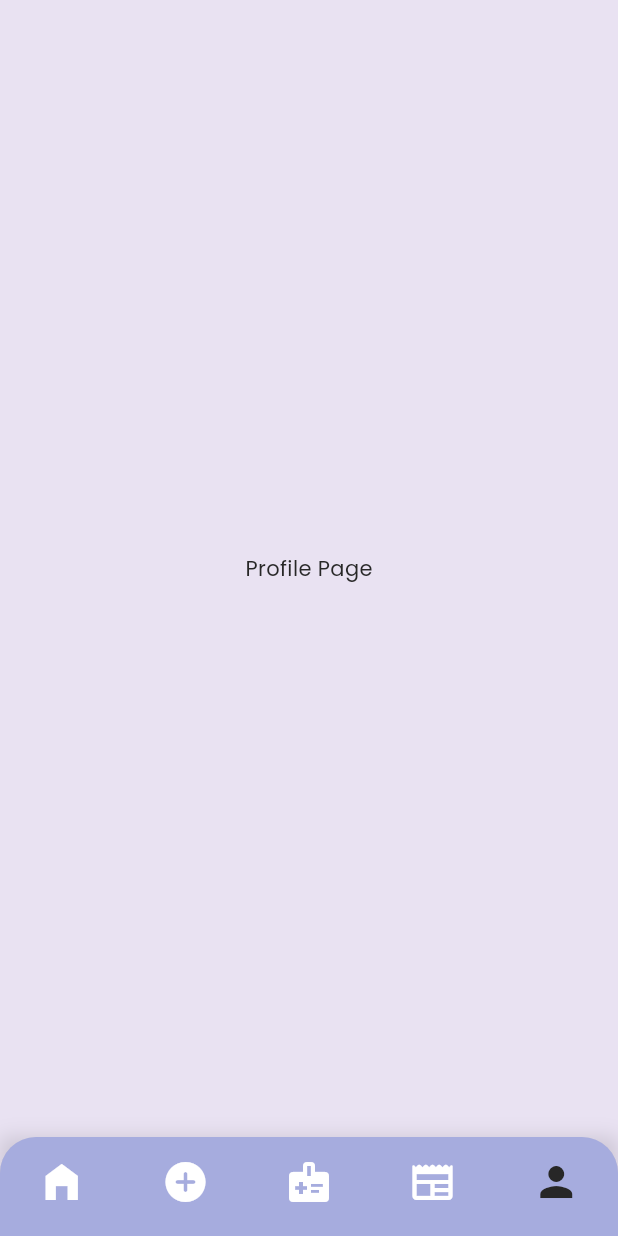
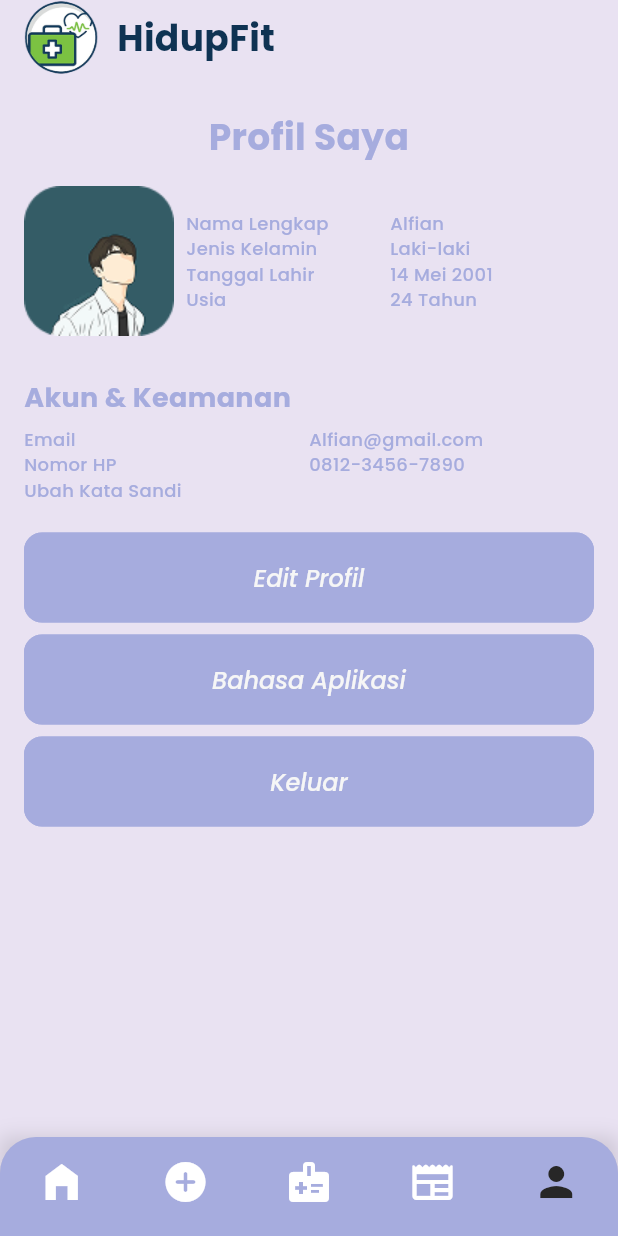
Before and after one commit to kharismafajar23/hidup-fit, a Flutter app: the NavigationMenu screen opened directly, item 5 of the bottom bar chosen, on a phone screen of 412 x 824 dp. Run offline on Flutter 3.47's test engine with Material 3 defaults, Android fonts, the phone set to English and light mode, and no system bars; our stand-ins replace get, get_storage, logger; accounts and stored records are empty.

Commit message:
Tambah halaman profil

```diff
--- a/lib/features/consultation/screens/consultation_screen.dart
+++ b/lib/features/consultation/screens/consultation_screen.dart
@@ -1,7 +1,6 @@
 import 'package:flutter/material.dart';
 import 'package:get/get.dart';
 import 'package:hidup_fit/common/widgets/doctor_card.dart';
-import 'package:hidup_fit/common/widgets/news_card.dart';
 import 'package:hidup_fit/utils/constant/image_strings.dart';
 import 'package:hidup_fit/utils/constant/text_strings.dart';
 import 'package:hidup_fit/utils/device/device_utility.dart';
--- /dev/null
+++ b/lib/features/profile/screens/profile_screen.dart
@@ -0,0 +1,225 @@
+import 'package:flutter/material.dart';
+import 'package:get/get.dart';
+import 'package:hidup_fit/utils/constant/colors.dart';
+import 'package:hidup_fit/utils/constant/image_strings.dart';
+import 'package:hidup_fit/utils/constant/text_strings.dart';
+import 'package:hidup_fit/utils/device/device_utility.dart';
+import 'package:hidup_fit/utils/theme/custom_themes/text_styles.dart';
+
+class ProfileScreen extends StatelessWidget {
+  const ProfileScreen({super.key});
+
+  @override
+  Widget build(BuildContext context) {
+    return Scaffold(
+      body: Padding(
+        padding: EdgeInsets.symmetric(horizontal: 16),
+        child: SafeArea(
+          child: SingleChildScrollView(
+            child: ConstrainedBox(
+              constraints: BoxConstraints(
+                minHeight: CustomDeviceUtils.getScreenHeight() - MediaQuery.of(context).padding.top,
+              ),
+              child: Column(
+                crossAxisAlignment: CrossAxisAlignment.start,
+                children: [
+                  Row(
+                    children: [
+                      Image.asset(
+                        CustomImages.appLogo,
+                        height: 50,
+                        width: 50,
+                        fit: BoxFit.contain,
+                      ).marginOnly(right: 12),
+                      Text(
+                        CustomTexts.appName,
+                        style: CustomTextStyles.headingText,
+                      )
+                    ],
+                  ).marginOnly(bottom: 24),
+                  SizedBox(
+                    width: double.infinity,
+                    child: Text(
+                      'Profil Saya',
+                      textAlign: TextAlign.center,
+                      style: CustomTextStyles.headingText.copyWith(color: CustomColors.primary),
+                    ).marginOnly(bottom: 16),
+                  ),
+                  Row(
+                    children: [
+                      ClipRRect(
+                        borderRadius: const BorderRadius.all(Radius.circular(10)),
+                        child: Image.asset(
+                          'assets/images/profile.png',
+                          height: 100,
+                          width: 100,
+                          fit: BoxFit.cover,
+                        ),
+                      ),
+                      SizedBox(width: 8),
+                      Expanded(
+                        child: Column(
+                          crossAxisAlignment: CrossAxisAlignment.start,
+                          children: [
+                            Row(
+                              children: [
+                                Expanded(
+                                  child: Text(
+                                    'Nama Lengkap',
+                                    style: TextStyle(color: CustomColors.primary, fontSize: 12, fontWeight: FontWeight.w500),
+                                  ),
+                                ),
+                                Expanded(
+                                  child: Text(
+                                    'Alfian',
+                                    style: TextStyle(color: CustomColors.primary, fontSize: 12, fontWeight: FontWeight.w500),
+                                  ),
+                                ),
+                              ],
+                            ),
+                            Row(
+                              children: [
+                                Expanded(
+                                  child: Text(
+                                    'Jenis Kelamin',
+                                    style: TextStyle(color: CustomColors.primary, fontSize: 12, fontWeight: FontWeight.w500),
+                                  ),
+                                ),
+                                Expanded(
+                                  child: Text(
+                                    'Laki-laki',
+                                    style: TextStyle(color: CustomColors.primary, fontSize: 12, fontWeight: FontWeight.w500),
+                                  ),
+                                ),
+                              ],
+                            ),
+                            Row(
+                              children: [
+                                Expanded(
+                                  child: Text(
+                                    'Tanggal Lahir',
+                                    style: TextStyle(color: CustomColors.primary, fontSize: 12, fontWeight: FontWeight.w500),
+                                  ),
+                                ),
+                                Expanded(
+                                  child: Text(
+                                    '14 Mei 2001',
+                                    style: TextStyle(color: CustomColors.primary, fontSize: 12, fontWeight: FontWeight.w500),
+                                  ),
+                                ),
+                              ],
+                            ),
+                            Row(
+                              children: [
+                                Expanded(
+                                  child: Text(
+                                    'Usia',
+                                    style: TextStyle(color: CustomColors.primary, fontSize: 12, fontWeight: FontWeight.w500),
+                                  ),
+                                ),
+                                Expanded(
+                                  child: Text(
+                                    '24 Tahun',
+                                    style: TextStyle(color: CustomColors.primary, fontSize: 12, fontWeight: FontWeight.w500),
+                                  ),
+                                ),
+                              ],
+                            ),
+                          ],
+                        ),
+                      )
+                    ],
+                  ).marginOnly(bottom: 28),
+                  Text(
+                    'Akun & Keamanan',
+                    style: CustomTextStyles.headingText.copyWith(color: CustomColors.primary, fontSize: 18),
+                  ).marginOnly(bottom: 6),
+                  Row(
+                    children: [
+                      Expanded(
+                        child: Column(
+                          crossAxisAlignment: CrossAxisAlignment.start,
+                          children: [
+                            Row(
+                              children: [
+                                Expanded(
+                                  child: Text(
+                                    'Email',
+                                    style: TextStyle(color: CustomColors.primary, fontSize: 12, fontWeight: FontWeight.w500),
+                                  ),
+                                ),
+                                Expanded(
+                                  child: Text(
+                                    'Alfian@gmail.com',
+                                    style: TextStyle(color: CustomColors.primary, fontSize: 12, fontWeight: FontWeight.w500),
+                                  ),
+                                ),
+                              ],
+                            ),
+                            Row(
+                              children: [
+                                Expanded(
+                                  child: Text(
+                                    'Nomor HP',
+                                    style: TextStyle(color: CustomColors.primary, fontSize: 12, fontWeight: FontWeight.w500),
+                                  ),
+                                ),
+                                Expanded(
+                                  child: Text(
+                                    '0812-3456-7890',
+                                    style: TextStyle(color: CustomColors.primary, fontSize: 12, fontWeight: FontWeight.w500),
+                                  ),
+                                ),
+                              ],
+                            ),
+                            Row(
+                              children: [
+                                Expanded(
+                                  child: Text(
+                                    'Ubah Kata Sandi',
+                                    style: TextStyle(color: CustomColors.primary, fontSize: 12, fontWeight: FontWeight.w500),
+                                  ),
+                                ),
+                              ],
+                            ).marginOnly(bottom: 20),
+                            SizedBox(
+                              width: double.infinity,
+                              child: ElevatedButton(
+                                  onPressed: () {},
+                                  child: Text(
+                                    'Edit Profil',
+                                    style: TextStyle(fontStyle: FontStyle.italic),
+                                  )),
+                            ).marginOnly(bottom: 8),
+                            SizedBox(
+                              width: double.infinity,
+                              child: ElevatedButton(
+                                  onPressed: () {},
+                                  child: Text(
+                                    'Bahasa Aplikasi',
+                                    style: TextStyle(fontStyle: FontStyle.italic),
+                                  )),
+                            ).marginOnly(bottom: 8),
+                            SizedBox(
+                              width: double.infinity,
+                              child: ElevatedButton(
+                                  onPressed: () {},
+                                  child: Text(
+                                    'Keluar',
+                                    style: TextStyle(fontStyle: FontStyle.italic),
+                                  )),
+                            ).marginOnly(bottom: 8),
+                          ],
+                        ),
+                      )
+                    ],
+                  ).marginOnly(bottom: 28),
+                ],
+              ),
+            ),
+          ),
+        ),
+      ),
+    );
+  }
+}
--- a/lib/navigation_menu.dart
+++ b/lib/navigation_menu.dart
@@ -1,6 +1,7 @@
 import 'package:flutter/material.dart';
 import 'package:hidup_fit/features/consultation/screens/consultation_screen.dart';
 import 'package:hidup_fit/features/news/screens/news_screen.dart';
+import 'package:hidup_fit/features/profile/screens/profile_screen.dart';
 import 'package:hidup_fit/utils/constant/colors.dart';
 import 'package:hidup_fit/utils/constant/sizes.dart';
 
@@ -19,7 +20,7 @@ class _NavigationMenuState extends State<NavigationMenu> {
     Center(child: Text('Add Page')),
     ConsultationScreen(),
     NewsScreen(),
-    Center(child: Text('Profile Page')),
+    ProfileScreen(),
   ];
 
   @override
```
Also changed, not shown: assets/images/profile.png (added).
